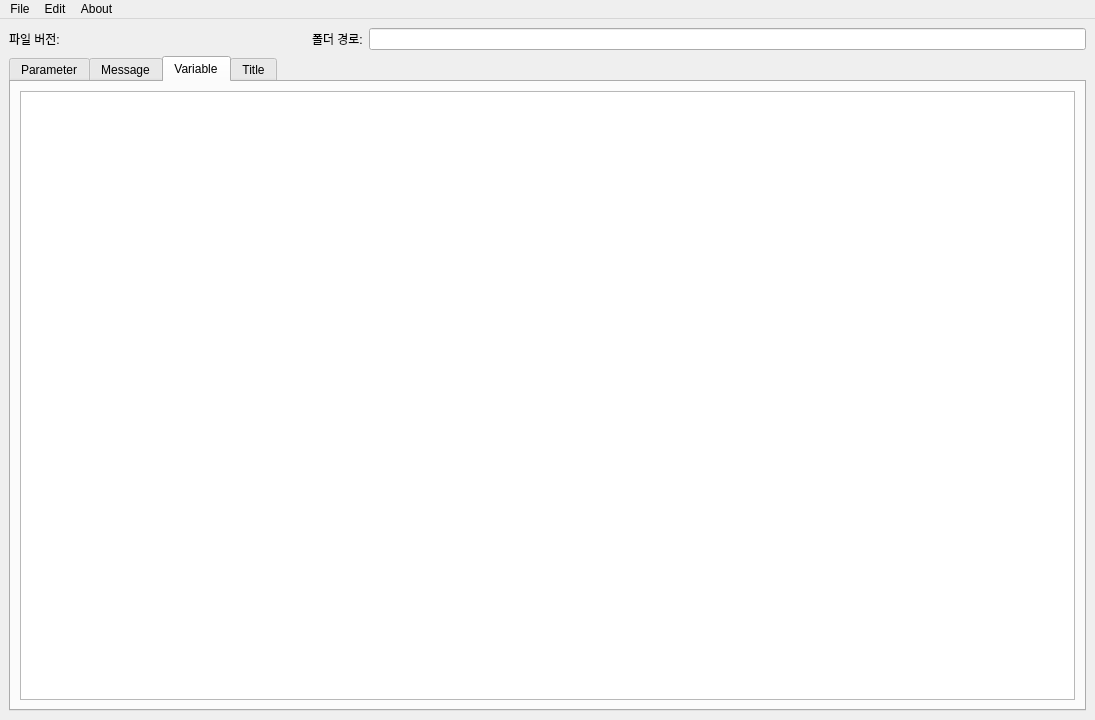
coreanq/table_editor3, file mainwindow.ui: the form before one commit.
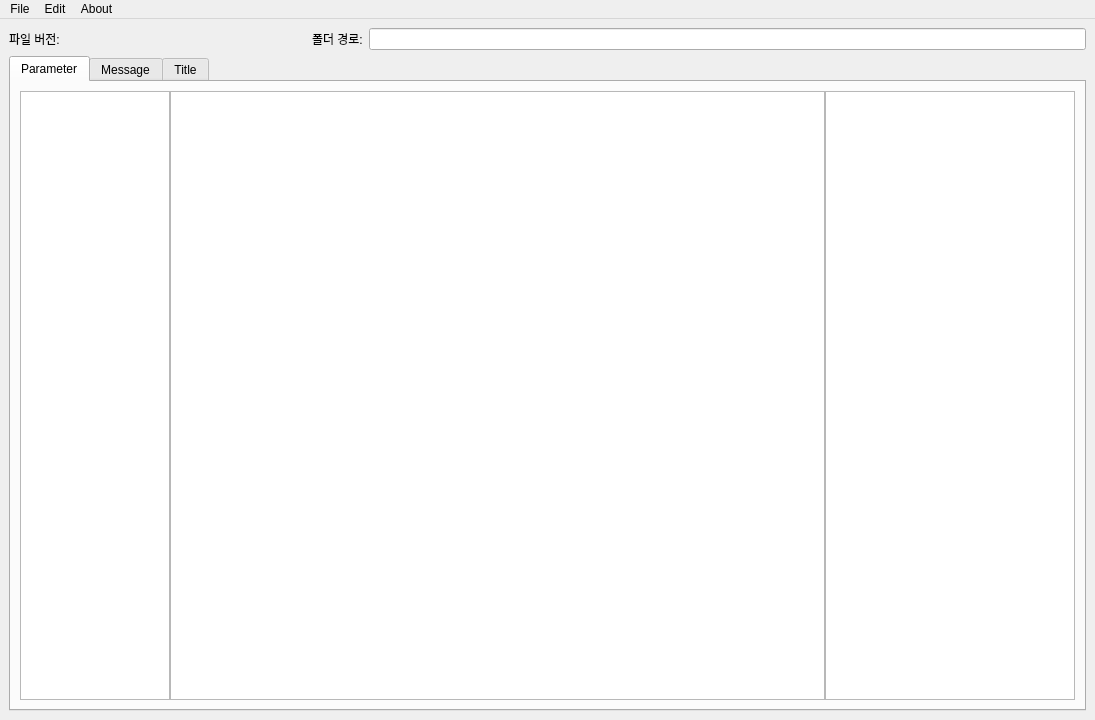
The form after the commit. The open tabs and pages were chosen to show the change.

Patch:
```diff
--- a/mainwindow.ui
+++ b/mainwindow.ui
@@ -142,16 +142,6 @@
         </item>
        </layout>
       </widget>
-      <widget class="QWidget" name="tabVariable">
-       <attribute name="title">
-        <string>Variable</string>
-       </attribute>
-       <layout class="QGridLayout" name="gridLayout_4">
-        <item row="0" column="0">
-         <widget class="QTableView" name="viewVariable"/>
-        </item>
-       </layout>
-      </widget>
       <widget class="QWidget" name="tabTitle">
        <attribute name="title">
         <string>Title</string>
```
